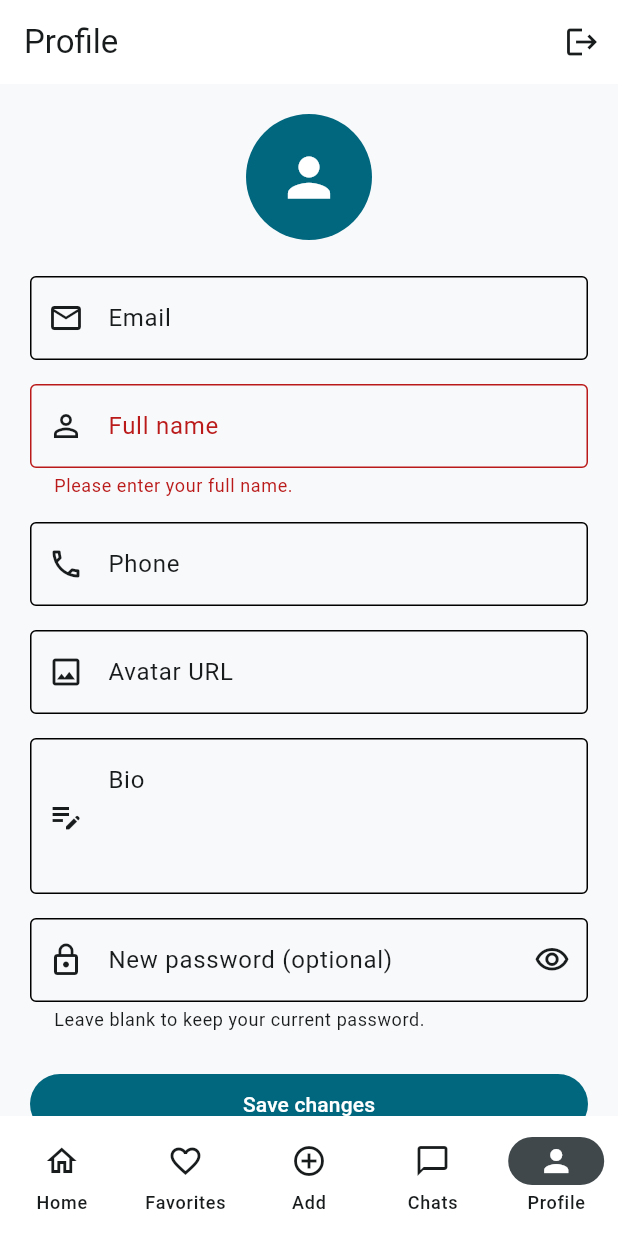
After one commit to zidi-abderrahmen/dwellio, a Flutter app: the ProfileScreen screen opened by its route, after a tap on "Save changes", on a phone screen of 412 x 824 dp. The commit adds this screen. Run offline on Flutter 3.47's test engine with Material 3 defaults, Android fonts, the phone set to English and light mode, and no system bars; our stand-ins replace flutter_riverpod, go_router, supabase_flutter; accounts and stored records are empty.

Commit message:
feat(flutter): implement Supabase auth with session-based routing

```diff
--- /dev/null
+++ b/apps/flutter_app/immobilier/lib/core/supabase_config.dart
@@ -0,0 +1,4 @@
+abstract final class SupabaseConfig {
+  static const String url = 'REMOVED_URL';
+  static const String anonKey = 'REMOVED_KEY';
+}
--- /dev/null
+++ b/apps/flutter_app/immobilier/lib/providers/auth_providers.dart
@@ -0,0 +1,19 @@
+import 'package:flutter_riverpod/flutter_riverpod.dart';
+import 'package:supabase_flutter/supabase_flutter.dart';
+
+import '../services/auth_service.dart';
+
+final authServiceProvider = Provider<AuthService>(
+  (ref) => AuthService(Supabase.instance.client),
+);
+
+/// Session listener: yemchi m3a onAuthStateChange
+final authStateProvider = StreamProvider<AuthState>(
+  (ref) => ref.watch(authServiceProvider).authChanges,
+);
+
+/// Source unique lel session (null = ma7ach connecté)
+final sessionProvider = Provider<Session?>((ref) {
+  ref.watch(authStateProvider); // y3awed y7seb ki el auth state ybaddel
+  return ref.watch(authServiceProvider).currentSession;
+});
--- /dev/null
+++ b/apps/flutter_app/immobilier/lib/screens/profile/profile_screen.dart
@@ -0,0 +1,260 @@
+import 'package:flutter/material.dart';
+import 'package:flutter_riverpod/flutter_riverpod.dart';
+import 'package:go_router/go_router.dart';
+
+import '../../core/router.dart';
+import '../../providers/auth_providers.dart';
+import '../../services/auth_service.dart';
+
+class ProfileScreen extends ConsumerStatefulWidget {
+  const ProfileScreen({super.key});
+
+  @override
+  ConsumerState<ProfileScreen> createState() => _ProfileScreenState();
+}
+
+class _ProfileScreenState extends ConsumerState<ProfileScreen> {
+  final _formKey = GlobalKey<FormState>();
+  final _fullNameController = TextEditingController();
+  final _phoneController = TextEditingController();
+  final _avatarUrlController = TextEditingController();
+  final _bioController = TextEditingController();
+  final _passwordController = TextEditingController();
+
+  bool _loading = true;
+  bool _obscurePassword = true;
+  String? _email;
+
+  @override
+  void initState() {
+    super.initState();
+    _loadProfile();
+  }
+
+  Future<void> _loadProfile() async {
+    final service = ref.read(authServiceProvider);
+    _email = service.currentUser?.email;
+
+    try {
+      final profile = await service.getProfile();
+      if (!mounted) return;
+      setState(() {
+        _fullNameController.text = profile['full_name']?.toString() ?? '';
+        _phoneController.text = profile['phone']?.toString() ?? '';
+        _avatarUrlController.text = profile['avatar_url']?.toString() ?? '';
+        _bioController.text = profile['bio']?.toString() ?? '';
+      });
+    } on AuthFailure catch (e) {
+      if (!mounted) return;
+      ScaffoldMessenger.of(context)
+          .showSnackBar(SnackBar(content: Text(e.message)));
+    } finally {
+      if (mounted) setState(() => _loading = false);
+    }
+  }
+
+  @override
+  void dispose() {
+    _fullNameController.dispose();
+    _phoneController.dispose();
+    _avatarUrlController.dispose();
+    _bioController.dispose();
+    _passwordController.dispose();
+    super.dispose();
+  }
+
+  Future<void> _saveProfile() async {
+    if (!_formKey.currentState!.validate()) return;
+
+    FocusScope.of(context).unfocus();
+    setState(() => _loading = true);
+
+    try {
+      await ref
+          .read(authServiceProvider)
+          .updateProfile(
+            fullName: _fullNameController.text,
+            phone: _phoneController.text,
+            avatarUrl: _avatarUrlController.text,
+            bio: _bioController.text,
+            password: _passwordController.text,
+          );
+      if (!mounted) return;
+      _passwordController.clear();
+      ScaffoldMessenger.of(context).showSnackBar(
+        const SnackBar(content: Text('Profile updated successfully.')),
+      );
+    } on AuthFailure catch (e) {
+      if (!mounted) return;
+      ScaffoldMessenger.of(context)
+          .showSnackBar(SnackBar(content: Text(e.message)));
+    } finally {
+      if (mounted) setState(() => _loading = false);
+    }
+  }
+
+  Future<void> _signOut() async {
+    final router = GoRouter.of(context);
+    final messenger = ScaffoldMessenger.of(context);
+
+    try {
+      router.go(AppRoutes.home);
+      await ref.read(authServiceProvider).signOut();
+    } on AuthFailure catch (e) {
+      if (!mounted) return;
+      messenger.showSnackBar(SnackBar(content: Text(e.message)));
+    }
+  }
+
+  @override
+  Widget build(BuildContext context) {
+    return Scaffold(
+      appBar: AppBar(
+        title: const Text('Profile'),
+        actions: [
+          IconButton(
+            tooltip: 'Log out',
+            onPressed: _loading ? null : _signOut,
+            icon: const Icon(Icons.logout),
+          ),
+        ],
+      ),
+      body: SafeArea(
+        child: _loading
+            ? const Center(child: CircularProgressIndicator())
+            : Form(
+                key: _formKey,
+                child: ListView(
+                  padding: const EdgeInsets.all(20),
+                  children: [
+                    Center(
+                      child: _avatarUrlController.text.isEmpty
+                          ? const CircleAvatar(
+                              radius: 42,
+                              child: Icon(Icons.person, size: 42),
+                            )
+                          : CircleAvatar(
+                              radius: 42,
+                              backgroundImage: NetworkImage(
+                                _avatarUrlController.text,
+                              ),
+                              child: null,
+                            ),
+                    ),
+                    const SizedBox(height: 24),
+                    TextFormField(
+                      initialValue: _email ?? '',
+                      readOnly: true,
+                      decoration: const InputDecoration(
+                        labelText: 'Email',
+                        border: OutlineInputBorder(),
+                        prefixIcon: Icon(Icons.email_outlined),
+                      ),
+                    ),
+                    const SizedBox(height: 16),
+                    TextFormField(
+                      controller: _fullNameController,
+                      textCapitalization: TextCapitalization.words,
+                      decoration: const InputDecoration(
+                        labelText: 'Full name',
+                        border: OutlineInputBorder(),
+                        prefixIcon: Icon(Icons.person_outline),
+                      ),
+                      validator: (value) =>
+                          value == null || value.trim().isEmpty
+                          ? 'Please enter your full name.'
+                          : null,
+                    ),
+                    const SizedBox(height: 16),
+                    TextFormField(
+                      controller: _phoneController,
+                      keyboardType: TextInputType.phone,
+                      decoration: const InputDecoration(
+                        labelText: 'Phone',
+                        border: OutlineInputBorder(),
+                        prefixIcon: Icon(Icons.phone_outlined),
+                      ),
+                    ),
+                    const SizedBox(height: 16),
+                    TextFormField(
+                      controller: _avatarUrlController,
+                      keyboardType: TextInputType.url,
+                      onChanged: (_) => setState(() {}),
+                      decoration: const InputDecoration(
+                        labelText: 'Avatar URL',
+                        border: OutlineInputBorder(),
+                        prefixIcon: Icon(Icons.image_outlined),
+                      ),
+                      validator: (value) {
+                        final url = value?.trim() ?? '';
+                        if (url.isEmpty) return null;
+                        final uri = Uri.tryParse(url);
+                        if (uri == null ||
+                            !uri.hasScheme ||
+                            (uri.scheme != 'http' && uri.scheme != 'https')) {
+                          return 'Enter a valid http or https URL.';
+                        }
+                        return null;
+                      },
+                    ),
+                    const SizedBox(height: 16),
+                    TextFormField(
+                      controller: _bioController,
+                      minLines: 3,
+                      maxLines: 5,
+                      textCapitalization: TextCapitalization.sentences,
+                      decoration: const InputDecoration(
+                        labelText: 'Bio',
+                        alignLabelWithHint: true,
+                        border: OutlineInputBorder(),
+                        prefixIcon: Icon(Icons.edit_note),
+                      ),
+                    ),
+                    const SizedBox(height: 16),
+                    TextFormField(
+                      controller: _passwordController,
+                      obscureText: _obscurePassword,
+                      decoration: InputDecoration(
+                        labelText: 'New password (optional)',
+                        helperText:
+                            'Leave blank to keep your current password.',
+                        border: const OutlineInputBorder(),
+                        prefixIcon: const Icon(Icons.lock_outline),
+                        suffixIcon: IconButton(
+                          onPressed: () => setState(
+                            () => _obscurePassword = !_obscurePassword,
+                          ),
+                          icon: Icon(
+                            _obscurePassword
+                                ? Icons.visibility_outlined
+                                : Icons.visibility_off_outlined,
+                          ),
+                        ),
+                      ),
+                      validator: (value) {
+                        if (value != null &&
+                            value.isNotEmpty &&
+                            value.length < 6) {
+                          return 'Password must be at least 6 characters.';
+                        }
+                        return null;
+                      },
+                    ),
+                    const SizedBox(height: 24),
+                    FilledButton(
+                      onPressed: _loading ? null : _saveProfile,
+                      child: _loading
+                          ? const SizedBox(
+                              width: 20,
+                              height: 20,
+                              child: CircularProgressIndicator(strokeWidth: 2),
+                            )
+                          : const Text('Save changes'),
+                    ),
+                  ],
+                ),
+              ),
+      ),
+    );
+  }
+}
--- /dev/null
+++ b/apps/flutter_app/immobilier/lib/services/auth_service.dart
@@ -0,0 +1,182 @@
+import 'package:supabase_flutter/supabase_flutter.dart';
+
+class AuthFailure implements Exception {
+  const AuthFailure(this.message);
+  final String message;
+
+  @override
+  String toString() => message;
+}
+
+class AuthService {
+  AuthService(this._client);
+
+  final SupabaseClient _client;
+
+  Stream<AuthState> get authChanges => _client.auth.onAuthStateChange;
+  Session? get currentSession => _client.auth.currentSession;
+  User? get currentUser => _client.auth.currentUser;
+
+  Future<AuthResponse> signUp({
+    required String fullName,
+    required String email,
+    required String password,
+  }) async {
+    try {
+      return await _client.auth.signUp(
+        email: email.trim(),
+        password: password,
+        data: {'full_name': fullName.trim()},
+      );
+    } on AuthException catch (e) {
+      throw AuthFailure(_friendlyMessage(e));
+    } catch (_) {
+      throw const AuthFailure(
+        'Problème de connexion. Vérifiez votre internet.',
+      );
+    }
+  }
+
+  Future<AuthResponse> signIn({
+    required String email,
+    required String password,
+  }) async {
+    try {
+      return await _client.auth.signInWithPassword(
+        email: email.trim(),
+        password: password,
+      );
+    } on AuthException catch (e) {
+      throw AuthFailure(_friendlyMessage(e));
+    } catch (_) {
+      throw const AuthFailure(
+        'Problème de connexion. Vérifiez votre internet.',
+      );
+    }
+  }
+
+  Future<Map<String, dynamic>> getProfile() async {
+    final user = _client.auth.currentUser;
+    if (user == null) {
+      throw const AuthFailure('You must be signed in to view your profile.');
+    }
+
+    try {
+      final profile = await _client
+          .from('profiles')
+          .select('full_name, phone, avatar_url, bio')
+          .eq('id', user.id)
+          .maybeSingle();
+
+      if (profile == null) {
+        throw const AuthFailure(
+          'Your profile record was not found. Please contact support.',
+        );
+      }
+
+      return profile;
+    } on AuthFailure {
+      rethrow;
+    } on PostgrestException catch (e) {
+      throw AuthFailure(e.message);
+    } catch (_) {
+      throw const AuthFailure('Unable to load your profile. Please try again.');
+    }
+  }
+
+  Future<UserResponse> updateProfile({
+    required String fullName,
+    required String phone,
+    required String avatarUrl,
+    required String bio,
+    String? password,
+  }) async {
+    final user = _client.auth.currentUser;
+    if (user == null) {
+      throw const AuthFailure('You must be signed in to update your profile.');
+    }
+
+    try {
+      final response = await _client.auth.updateUser(
+        UserAttributes(
+          data: {
+            'full_name': fullName.trim(),
+            'phone': phone.trim(),
+            'avatar_url': avatarUrl.trim(),
+            'bio': bio.trim(),
+          },
+          password: password == null || password.isEmpty ? null : password,
+        ),
+      );
+      final updatedProfile = await _client
+          .from('profiles')
+          .update({
+            'full_name': fullName.trim(),
+            'phone': phone.trim(),
+            'avatar_url': avatarUrl.trim(),
+            'bio': bio.trim(),
+          })
+          .eq('id', user.id)
+          .select('id')
+          .maybeSingle();
+
+      if (updatedProfile == null) {
+        throw const AuthFailure(
+          'Your profile record was not found. Please contact support.',
+        );
+      }
+
+      return response;
+    } on AuthException catch (e) {
+      throw AuthFailure(_friendlyMessage(e));
+    } on AuthFailure {
+      rethrow;
+    } on PostgrestException catch (e) {
+      throw AuthFailure(e.message);
+    } catch (_) {
+      throw const AuthFailure(
+        'Problème de connexion. Vérifiez votre internet.',
+      );
+    }
+  }
+
+  Future<void> signOut() async {
+    try {
+      await _client.auth.signOut();
+    } on AuthException catch (e) {
+      throw AuthFailure(_friendlyMessage(e));
+    } catch (_) {
+      throw const AuthFailure('Impossible de se déconnecter. Réessayez.');
+    }
+  }
+
+  String _friendlyMessage(AuthException e) {
+    if (e is AuthRetryableFetchException) {
+      return 'Problème de connexion. Vérifiez votre internet.';
+    }
+
+    final code = e.code ?? '';
+    final msg = e.message.toLowerCase();
+
+    if (code == 'invalid_credentials' ||
+        msg.contains('invalid login credentials')) {
+      return 'Email ou mot de passe incorrect.';
+    }
+    if (code == 'email_not_confirmed' || msg.contains('email not confirmed')) {
+      return 'Veuillez confirmer votre email avant de vous connecter.';
+    }
+    if (code == 'user_already_exists' || msg.contains('already registered')) {
+      return 'Un compte existe déjà avec cet email.';
+    }
+    if (code == 'weak_password' || msg.contains('password should be')) {
+      return 'Mot de passe trop faible (6 caractères minimum).';
+    }
+    if (code.contains('rate_limit') || msg.contains('rate limit')) {
+      return 'Trop de tentatives. Réessayez dans quelques minutes.';
+    }
+    if (code == 'email_address_invalid' || msg.contains('invalid email')) {
+      return 'Adresse email invalide.';
+    }
+    return 'Une erreur est survenue. Réessayez.';
+  }
+}
--- a/apps/flutter_app/immobilier/pubspec.yaml
+++ b/apps/flutter_app/immobilier/pubspec.yaml
@@ -35,6 +35,8 @@ dependencies:
   # Use with the CupertinoIcons class for iOS style icons.
   cupertino_icons: ^1.0.8
   go_router: ^18.1.3
+  supabase_flutter: ^2.18.3
+  flutter_riverpod: ^3.5.0
 
 dev_dependencies:
   flutter_test:
```
Also changed, not shown: apps/flutter_app/immobilier/lib/core/router.dart (+17 -7 lines), apps/flutter_app/immobilier/lib/main.dart (+28 -27 lines), apps/flutter_app/immobilier/lib/screens/auth/login_screen.dart (+25 -7 lines), apps/flutter_app/immobilier/lib/screens/auth/register_screen.dart (+35 -7 lines), apps/flutter_app/immobilier/lib/screens/shell/main_shell.dart (+9 -5 lines), apps/flutter_app/immobilier/pubspec.lock, 1 other file.
